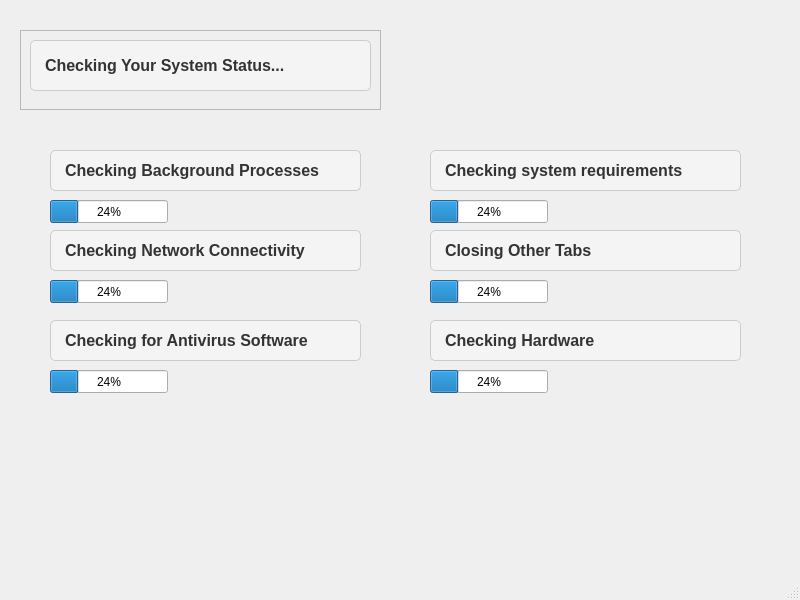
Above: Candidate_System_check_and_block.ui from Tanmaypatil123/Exam-Proctoring-System before the change. Below: the same form after it.
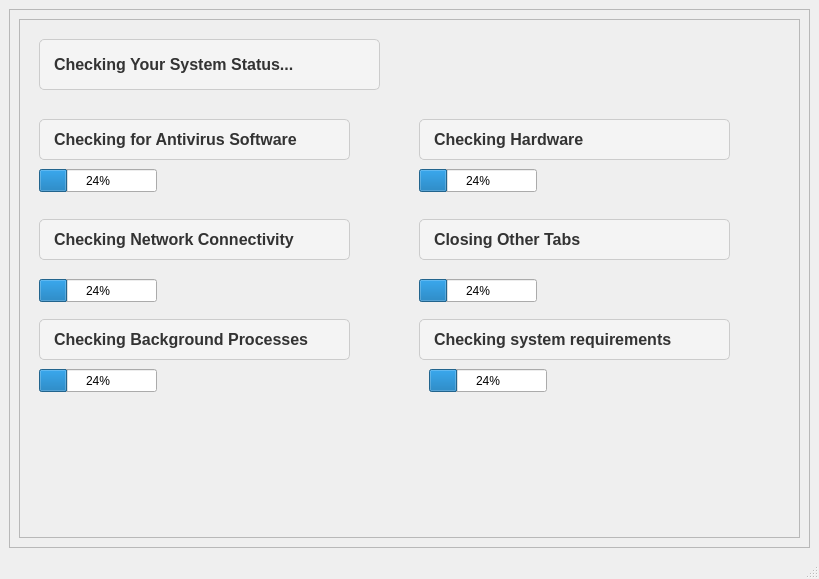
That is the form after the change.

Commit message: UI Design Pages

What changed in the file:
```diff
--- a/Candidate_System_check_and_block.ui
+++ b/Candidate_System_check_and_block.ui
@@ -6,23 +6,26 @@
    <rect>
     <x>0</x>
     <y>0</y>
-    <width>800</width>
-    <height>600</height>
+    <width>819</width>
+    <height>579</height>
    </rect>
   </property>
   <property name="windowTitle">
    <string>MainWindow</string>
   </property>
   <widget class="QWidget" name="centralwidget">
+   <layout class="QHBoxLayout" name="horizontalLayout_2">
+    <item>
    <widget class="QFrame" name="frame">
-    <property name="geometry">
-     <rect>
-      <x>20</x>
-      <y>30</y>
-      <width>361</width>
-      <height>80</height>
-     </rect>
-    </property>
+      <property name="frameShape">
+       <enum>QFrame::StyledPanel</enum>
+      </property>
+      <property name="frameShadow">
+       <enum>QFrame::Raised</enum>
+      </property>
+      <layout class="QHBoxLayout" name="horizontalLayout">
+       <item>
+        <widget class="QFrame" name="frame_2">
     <property name="frameShape">
      <enum>QFrame::StyledPanel</enum>
     </property>
@@ -32,8 +35,8 @@
     <widget class="QLabel" name="SystemCHeckPageLabel">
      <property name="geometry">
       <rect>
-       <x>10</x>
-       <y>10</y>
+            <x>20</x>
+            <y>20</y>
        <width>341</width>
        <height>51</height>
       </rect>
@@ -65,123 +68,11 @@
       <string>Checking Your System Status...</string>
      </property>
     </widget>
-   </widget>
-   <widget class="QProgressBar" name="BackgroundPB">
-    <property name="geometry">
-     <rect>
-      <x>50</x>
-      <y>200</y>
-      <width>118</width>
-      <height>23</height>
-     </rect>
-    </property>
-    <property name="value">
-     <number>24</number>
-    </property>
-   </widget>
-   <widget class="QProgressBar" name="NCPB">
-    <property name="geometry">
-     <rect>
-      <x>50</x>
-      <y>280</y>
-      <width>118</width>
-      <height>23</height>
-     </rect>
-    </property>
-    <property name="value">
-     <number>24</number>
-    </property>
-   </widget>
-   <widget class="QProgressBar" name="ASPB">
-    <property name="geometry">
-     <rect>
-      <x>50</x>
-      <y>370</y>
-      <width>118</width>
-      <height>23</height>
-     </rect>
-    </property>
-    <property name="value">
-     <number>24</number>
-    </property>
-   </widget>
-   <widget class="QLabel" name="BackProcessLabel">
-    <property name="geometry">
-     <rect>
-      <x>50</x>
-      <y>150</y>
-      <width>311</width>
-      <height>41</height>
-     </rect>
-    </property>
-    <property name="font">
-     <font>
-      <family>Arial,sans-serif</family>
-      <pointsize>-1</pointsize>
-      <weight>75</weight>
-      <bold>true</bold>
-     </font>
-    </property>
-    <property name="styleSheet">
-     <string notr="true">/* Define a class for your label */
-.QLabel {
-    font-family: Arial, sans-serif; /* Use a web-safe font or a custom Shopify font if available */
-    font-size: 16px; /* Adjust the font size as needed */
-    font-weight: bold; /* Make the text bold if desired */
-    color: #333; /* Set the text color to a Shopify-like color */
-    text-align: center; /* Center the text horizontally */
-    padding: 10px; /* Add some padding around the text */
-    background-color: #f4f4f4; /* Set a background color */
-    border: 1px solid #ccc; /* Add a border for a clean look */
-    border-radius: 5px; /* Round the corners of the label */
-}
-</string>
-    </property>
-    <property name="text">
-     <string>Checking Background Processes</string>
-    </property>
-   </widget>
-   <widget class="QLabel" name="NetworkConnLabel">
-    <property name="geometry">
-     <rect>
-      <x>50</x>
-      <y>230</y>
-      <width>311</width>
-      <height>41</height>
-     </rect>
-    </property>
-    <property name="font">
-     <font>
-      <family>Arial,sans-serif</family>
-      <pointsize>-1</pointsize>
-      <weight>75</weight>
-      <bold>true</bold>
-     </font>
-    </property>
-    <property name="styleSheet">
-     <string notr="true">/* Define a class for your label */
-.QLabel {
-    font-family: Arial, sans-serif; /* Use a web-safe font or a custom Shopify font if available */
-    font-size: 16px; /* Adjust the font size as needed */
-    font-weight: bold; /* Make the text bold if desired */
-    color: #333; /* Set the text color to a Shopify-like color */
-    text-align: center; /* Center the text horizontally */
-    padding: 10px; /* Add some padding around the text */
-    background-color: #f4f4f4; /* Set a background color */
-    border: 1px solid #ccc; /* Add a border for a clean look */
-    border-radius: 5px; /* Round the corners of the label */
-}
-</string>
-    </property>
-    <property name="text">
-     <string>Checking Network Connectivity</string>
-    </property>
-   </widget>
    <widget class="QLabel" name="AntiVCheckLabel">
     <property name="geometry">
      <rect>
-      <x>50</x>
-      <y>320</y>
+            <x>20</x>
+            <y>100</y>
       <width>311</width>
       <height>41</height>
      </rect>
@@ -213,83 +104,24 @@
      <string>Checking for Antivirus Software</string>
     </property>
    </widget>
-   <widget class="QLabel" name="SysReqLabel">
+         <widget class="QProgressBar" name="ASPB">
     <property name="geometry">
      <rect>
-      <x>430</x>
+            <x>20</x>
       <y>150</y>
-      <width>311</width>
-      <height>41</height>
-     </rect>
-    </property>
-    <property name="font">
-     <font>
-      <family>Arial,sans-serif</family>
-      <pointsize>-1</pointsize>
-      <weight>75</weight>
-      <bold>true</bold>
-     </font>
-    </property>
-    <property name="styleSheet">
-     <string notr="true">/* Define a class for your label */
-.QLabel {
-    font-family: Arial, sans-serif; /* Use a web-safe font or a custom Shopify font if available */
-    font-size: 16px; /* Adjust the font size as needed */
-    font-weight: bold; /* Make the text bold if desired */
-    color: #333; /* Set the text color to a Shopify-like color */
-    text-align: center; /* Center the text horizontally */
-    padding: 10px; /* Add some padding around the text */
-    background-color: #f4f4f4; /* Set a background color */
-    border: 1px solid #ccc; /* Add a border for a clean look */
-    border-radius: 5px; /* Round the corners of the label */
-}
-</string>
-    </property>
-    <property name="text">
-     <string>Checking system requirements</string>
-    </property>
-   </widget>
-   <widget class="QLabel" name="ClosingTabsLabel">
-    <property name="geometry">
-     <rect>
-      <x>430</x>
-      <y>230</y>
-      <width>311</width>
-      <height>41</height>
-     </rect>
-    </property>
-    <property name="font">
-     <font>
-      <family>Arial,sans-serif</family>
-      <pointsize>-1</pointsize>
-      <weight>75</weight>
-      <bold>true</bold>
-     </font>
-    </property>
-    <property name="styleSheet">
-     <string notr="true">/* Define a class for your label */
-.QLabel {
-    font-family: Arial, sans-serif; /* Use a web-safe font or a custom Shopify font if available */
-    font-size: 16px; /* Adjust the font size as needed */
-    font-weight: bold; /* Make the text bold if desired */
-    color: #333; /* Set the text color to a Shopify-like color */
-    text-align: center; /* Center the text horizontally */
-    padding: 10px; /* Add some padding around the text */
-    background-color: #f4f4f4; /* Set a background color */
-    border: 1px solid #ccc; /* Add a border for a clean look */
-    border-radius: 5px; /* Round the corners of the label */
-}
-</string>
-    </property>
-    <property name="text">
-     <string>Closing Other Tabs</string>
+            <width>118</width>
+            <height>23</height>
+           </rect>
+          </property>
+          <property name="value">
+           <number>24</number>
     </property>
    </widget>
    <widget class="QLabel" name="HWCheckLabel">
     <property name="geometry">
      <rect>
-      <x>430</x>
-      <y>320</y>
+            <x>400</x>
+            <y>100</y>
       <width>311</width>
       <height>41</height>
      </rect>
@@ -321,11 +153,73 @@
      <string>Checking Hardware</string>
     </property>
    </widget>
+         <widget class="QProgressBar" name="CHPB">
+          <property name="geometry">
+           <rect>
+            <x>400</x>
+            <y>150</y>
+            <width>118</width>
+            <height>23</height>
+           </rect>
+          </property>
+          <property name="value">
+           <number>24</number>
+          </property>
+         </widget>
+         <widget class="QLabel" name="NetworkConnLabel">
+          <property name="geometry">
+           <rect>
+            <x>20</x>
+            <y>200</y>
+            <width>311</width>
+            <height>41</height>
+           </rect>
+          </property>
+          <property name="font">
+           <font>
+            <family>Arial,sans-serif</family>
+            <pointsize>-1</pointsize>
+            <weight>75</weight>
+            <bold>true</bold>
+           </font>
+          </property>
+          <property name="styleSheet">
+           <string notr="true">/* Define a class for your label */
+.QLabel {
+    font-family: Arial, sans-serif; /* Use a web-safe font or a custom Shopify font if available */
+    font-size: 16px; /* Adjust the font size as needed */
+    font-weight: bold; /* Make the text bold if desired */
+    color: #333; /* Set the text color to a Shopify-like color */
+    text-align: center; /* Center the text horizontally */
+    padding: 10px; /* Add some padding around the text */
+    background-color: #f4f4f4; /* Set a background color */
+    border: 1px solid #ccc; /* Add a border for a clean look */
+    border-radius: 5px; /* Round the corners of the label */
+}
+</string>
+          </property>
+          <property name="text">
+           <string>Checking Network Connectivity</string>
+          </property>
+         </widget>
+         <widget class="QProgressBar" name="NCPB">
+          <property name="geometry">
+           <rect>
+            <x>20</x>
+            <y>260</y>
+            <width>118</width>
+            <height>23</height>
+           </rect>
+          </property>
+          <property name="value">
+           <number>24</number>
+          </property>
+         </widget>
    <widget class="QProgressBar" name="OTPB">
     <property name="geometry">
      <rect>
-      <x>430</x>
-      <y>280</y>
+            <x>400</x>
+            <y>260</y>
       <width>118</width>
       <height>23</height>
      </rect>
@@ -334,11 +228,47 @@
      <number>24</number>
     </property>
    </widget>
+         <widget class="QLabel" name="ClosingTabsLabel">
+          <property name="geometry">
+           <rect>
+            <x>400</x>
+            <y>200</y>
+            <width>311</width>
+            <height>41</height>
+           </rect>
+          </property>
+          <property name="font">
+           <font>
+            <family>Arial,sans-serif</family>
+            <pointsize>-1</pointsize>
+            <weight>75</weight>
+            <bold>true</bold>
+           </font>
+          </property>
+          <property name="styleSheet">
+           <string notr="true">/* Define a class for your label */
+.QLabel {
+    font-family: Arial, sans-serif; /* Use a web-safe font or a custom Shopify font if available */
+    font-size: 16px; /* Adjust the font size as needed */
+    font-weight: bold; /* Make the text bold if desired */
+    color: #333; /* Set the text color to a Shopify-like color */
+    text-align: center; /* Center the text horizontally */
+    padding: 10px; /* Add some padding around the text */
+    background-color: #f4f4f4; /* Set a background color */
+    border: 1px solid #ccc; /* Add a border for a clean look */
+    border-radius: 5px; /* Round the corners of the label */
+}
+</string>
+          </property>
+          <property name="text">
+           <string>Closing Other Tabs</string>
+          </property>
+         </widget>
    <widget class="QProgressBar" name="SRPB">
     <property name="geometry">
      <rect>
-      <x>430</x>
-      <y>200</y>
+            <x>20</x>
+            <y>350</y>
       <width>118</width>
       <height>23</height>
      </rect>
@@ -347,11 +277,47 @@
      <number>24</number>
     </property>
    </widget>
-   <widget class="QProgressBar" name="CHPB">
+         <widget class="QLabel" name="BackProcessLabel">
     <property name="geometry">
      <rect>
-      <x>430</x>
-      <y>370</y>
+            <x>20</x>
+            <y>300</y>
+            <width>311</width>
+            <height>41</height>
+           </rect>
+          </property>
+          <property name="font">
+           <font>
+            <family>Arial,sans-serif</family>
+            <pointsize>-1</pointsize>
+            <weight>75</weight>
+            <bold>true</bold>
+           </font>
+          </property>
+          <property name="styleSheet">
+           <string notr="true">/* Define a class for your label */
+.QLabel {
+    font-family: Arial, sans-serif; /* Use a web-safe font or a custom Shopify font if available */
+    font-size: 16px; /* Adjust the font size as needed */
+    font-weight: bold; /* Make the text bold if desired */
+    color: #333; /* Set the text color to a Shopify-like color */
+    text-align: center; /* Center the text horizontally */
+    padding: 10px; /* Add some padding around the text */
+    background-color: #f4f4f4; /* Set a background color */
+    border: 1px solid #ccc; /* Add a border for a clean look */
+    border-radius: 5px; /* Round the corners of the label */
+}
+</string>
+          </property>
+          <property name="text">
+           <string>Checking Background Processes</string>
+          </property>
+         </widget>
+         <widget class="QProgressBar" name="BackgroundPB">
+          <property name="geometry">
+           <rect>
+            <x>410</x>
+            <y>350</y>
       <width>118</width>
       <height>23</height>
      </rect>
@@ -360,6 +326,48 @@
      <number>24</number>
     </property>
    </widget>
+         <widget class="QLabel" name="SysReqLabel">
+          <property name="geometry">
+           <rect>
+            <x>400</x>
+            <y>300</y>
+            <width>311</width>
+            <height>41</height>
+           </rect>
+          </property>
+          <property name="font">
+           <font>
+            <family>Arial,sans-serif</family>
+            <pointsize>-1</pointsize>
+            <weight>75</weight>
+            <bold>true</bold>
+           </font>
+          </property>
+          <property name="styleSheet">
+           <string notr="true">/* Define a class for your label */
+.QLabel {
+    font-family: Arial, sans-serif; /* Use a web-safe font or a custom Shopify font if available */
+    font-size: 16px; /* Adjust the font size as needed */
+    font-weight: bold; /* Make the text bold if desired */
+    color: #333; /* Set the text color to a Shopify-like color */
+    text-align: center; /* Center the text horizontally */
+    padding: 10px; /* Add some padding around the text */
+    background-color: #f4f4f4; /* Set a background color */
+    border: 1px solid #ccc; /* Add a border for a clean look */
+    border-radius: 5px; /* Round the corners of the label */
+}
+</string>
+          </property>
+          <property name="text">
+           <string>Checking system requirements</string>
+          </property>
+         </widget>
+        </widget>
+       </item>
+      </layout>
+     </widget>
+    </item>
+   </layout>
   </widget>
   <widget class="QStatusBar" name="statusbar"/>
  </widget>
```
Lines whose indentation alone changed are shown as unchanged.
